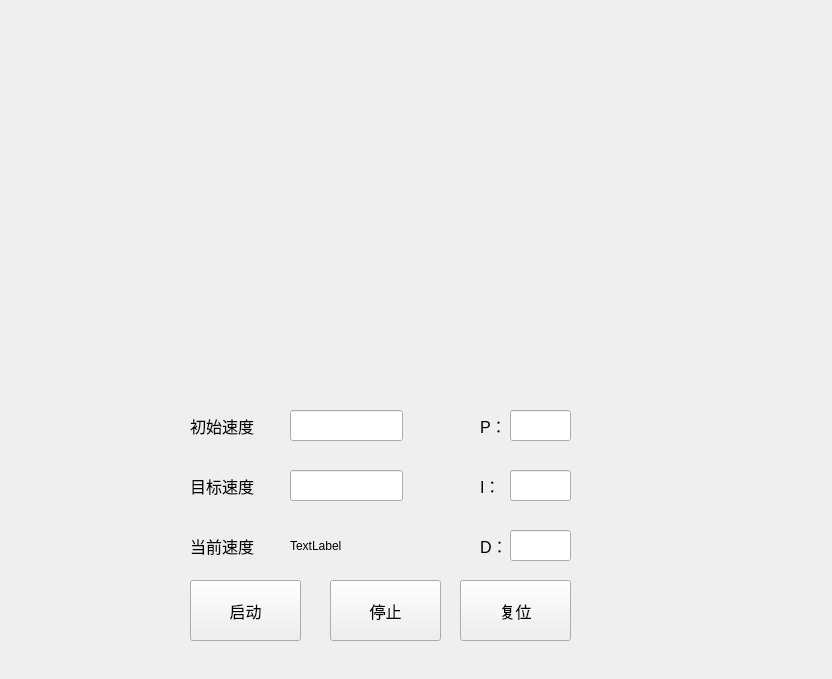
First picture: the form in pid_test/widget.ui, repository chenlong0902/pid, before the edit.
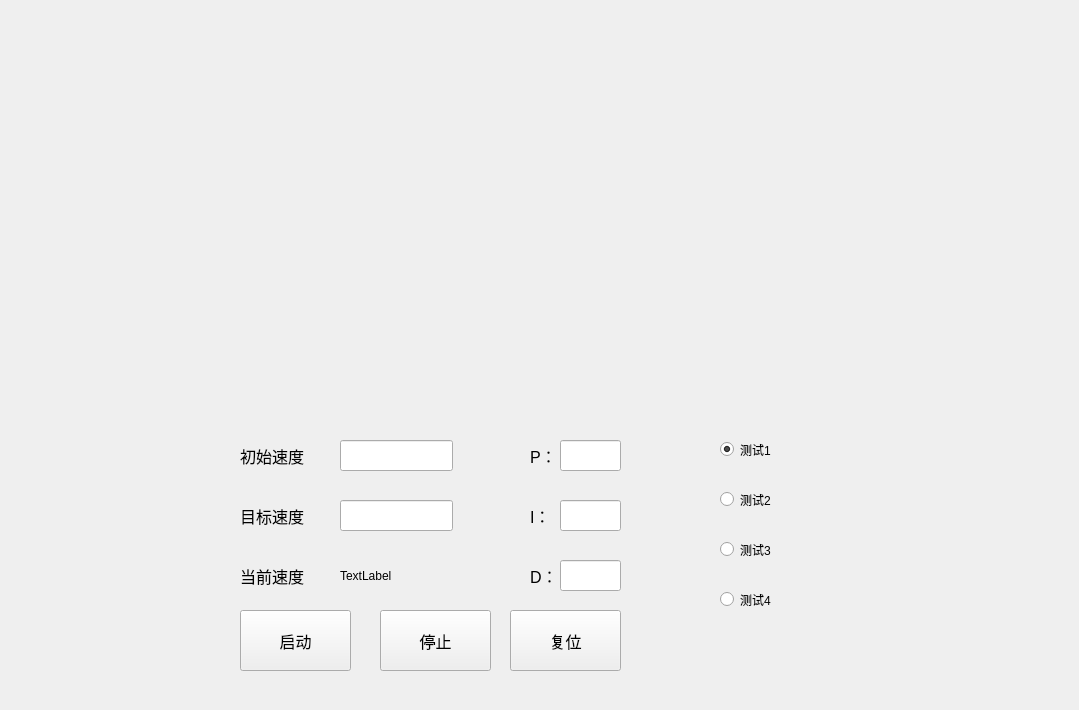
Second picture: the form after the edit.

Commit message:
优化PID测试内容
1、新增PID4种测试曲线对比
2、删除多余文件

Patch:
```diff
--- a/pid_test/widget.ui
+++ b/pid_test/widget.ui
@@ -6,8 +6,8 @@
    <rect>
     <x>0</x>
     <y>0</y>
-    <width>832</width>
-    <height>679</height>
+    <width>1079</width>
+    <height>710</height>
    </rect>
   </property>
   <property name="windowTitle">
@@ -19,8 +19,8 @@
   <widget class="QLabel" name="label">
    <property name="geometry">
     <rect>
-     <x>190</x>
-     <y>470</y>
+     <x>240</x>
+     <y>500</y>
      <width>81</width>
      <height>31</height>
     </rect>
@@ -41,8 +41,8 @@
   <widget class="QLabel" name="label_2">
    <property name="geometry">
     <rect>
-     <x>190</x>
-     <y>410</y>
+     <x>240</x>
+     <y>440</y>
      <width>81</width>
      <height>31</height>
     </rect>
@@ -63,8 +63,8 @@
   <widget class="QLineEdit" name="lineEdit_startspeed">
    <property name="geometry">
     <rect>
-     <x>290</x>
-     <y>410</y>
+     <x>340</x>
+     <y>440</y>
      <width>113</width>
      <height>31</height>
     </rect>
@@ -82,8 +82,8 @@
   <widget class="QLineEdit" name="lineEdit_targetspeed">
    <property name="geometry">
     <rect>
-     <x>290</x>
-     <y>470</y>
+     <x>340</x>
+     <y>500</y>
      <width>113</width>
      <height>31</height>
     </rect>
@@ -101,8 +101,8 @@
   <widget class="QPushButton" name="pushButton_start">
    <property name="geometry">
     <rect>
-     <x>190</x>
-     <y>580</y>
+     <x>240</x>
+     <y>610</y>
      <width>111</width>
      <height>61</height>
     </rect>
@@ -123,8 +123,8 @@
   <widget class="QLabel" name="label_3">
    <property name="geometry">
     <rect>
-     <x>480</x>
-     <y>410</y>
+     <x>530</x>
+     <y>440</y>
      <width>21</width>
      <height>31</height>
     </rect>
@@ -145,8 +145,8 @@
   <widget class="QLabel" name="label_4">
    <property name="geometry">
     <rect>
-     <x>480</x>
-     <y>470</y>
+     <x>530</x>
+     <y>500</y>
      <width>21</width>
      <height>31</height>
     </rect>
@@ -167,8 +167,8 @@
   <widget class="QLabel" name="label_5">
    <property name="geometry">
     <rect>
-     <x>480</x>
-     <y>530</y>
+     <x>530</x>
+     <y>560</y>
      <width>21</width>
      <height>31</height>
     </rect>
@@ -189,8 +189,8 @@
   <widget class="QLineEdit" name="lineEdit_p">
    <property name="geometry">
     <rect>
-     <x>510</x>
-     <y>410</y>
+     <x>560</x>
+     <y>440</y>
      <width>61</width>
      <height>31</height>
     </rect>
@@ -208,8 +208,8 @@
   <widget class="QLineEdit" name="lineEdit_i">
    <property name="geometry">
     <rect>
-     <x>510</x>
-     <y>470</y>
+     <x>560</x>
+     <y>500</y>
      <width>61</width>
      <height>31</height>
     </rect>
@@ -227,8 +227,8 @@
   <widget class="QLineEdit" name="lineEdit_d">
    <property name="geometry">
     <rect>
-     <x>510</x>
-     <y>530</y>
+     <x>560</x>
+     <y>560</y>
      <width>61</width>
      <height>31</height>
     </rect>
@@ -246,8 +246,8 @@
   <widget class="QLabel" name="label_6">
    <property name="geometry">
     <rect>
-     <x>190</x>
-     <y>530</y>
+     <x>240</x>
+     <y>560</y>
      <width>81</width>
      <height>31</height>
     </rect>
@@ -268,8 +268,8 @@
   <widget class="QLabel" name="label_curspeed">
    <property name="geometry">
     <rect>
-     <x>290</x>
-     <y>535</y>
+     <x>340</x>
+     <y>565</y>
      <width>111</width>
      <height>21</height>
     </rect>
@@ -281,8 +281,8 @@
   <widget class="QPushButton" name="pushButton_reset">
    <property name="geometry">
     <rect>
-     <x>460</x>
-     <y>580</y>
+     <x>510</x>
+     <y>610</y>
      <width>111</width>
      <height>61</height>
     </rect>
@@ -303,18 +303,18 @@
   <widget class="QWidget" name="widget" native="true">
    <property name="geometry">
     <rect>
-     <x>80</x>
+     <x>40</x>
      <y>20</y>
-     <width>621</width>
-     <height>321</height>
+     <width>1000</width>
+     <height>400</height>
     </rect>
    </property>
   </widget>
   <widget class="QPushButton" name="pushButton_stop">
    <property name="geometry">
     <rect>
-     <x>330</x>
-     <y>580</y>
+     <x>380</x>
+     <y>610</y>
      <width>111</width>
      <height>61</height>
     </rect>
@@ -332,6 +332,61 @@
     <string>停止</string>
    </property>
   </widget>
+  <widget class="QRadioButton" name="radioButton_1">
+   <property name="geometry">
+    <rect>
+     <x>720</x>
+     <y>440</y>
+     <width>110</width>
+     <height>19</height>
+    </rect>
+   </property>
+   <property name="text">
+    <string>测试1</string>
+   </property>
+   <property name="checked">
+    <bool>true</bool>
+   </property>
+  </widget>
+  <widget class="QRadioButton" name="radioButton_2">
+   <property name="geometry">
+    <rect>
+     <x>720</x>
+     <y>490</y>
+     <width>110</width>
+     <height>19</height>
+    </rect>
+   </property>
+   <property name="text">
+    <string>测试2</string>
+   </property>
+  </widget>
+  <widget class="QRadioButton" name="radioButton_3">
+   <property name="geometry">
+    <rect>
+     <x>720</x>
+     <y>540</y>
+     <width>110</width>
+     <height>19</height>
+    </rect>
+   </property>
+   <property name="text">
+    <string>测试3</string>
+   </property>
+  </widget>
+  <widget class="QRadioButton" name="radioButton_4">
+   <property name="geometry">
+    <rect>
+     <x>720</x>
+     <y>590</y>
+     <width>110</width>
+     <height>19</height>
+    </rect>
+   </property>
+   <property name="text">
+    <string>测试4</string>
+   </property>
+  </widget>
  </widget>
  <resources/>
  <connections/>
```
The commit also changes 10 other files.
